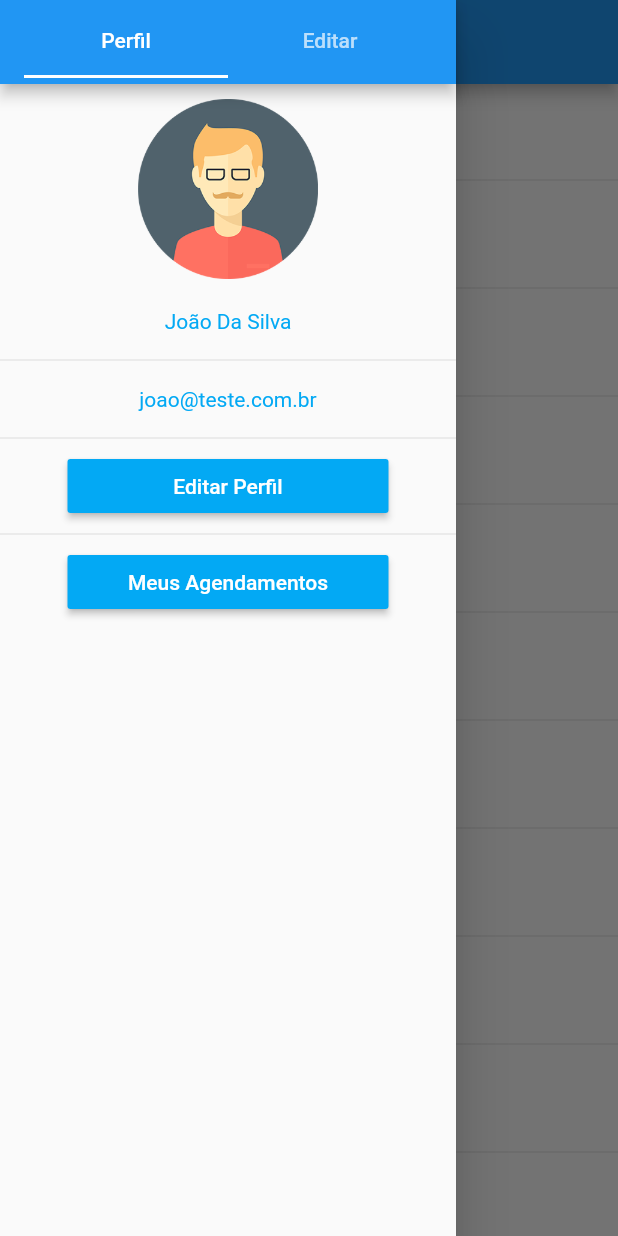
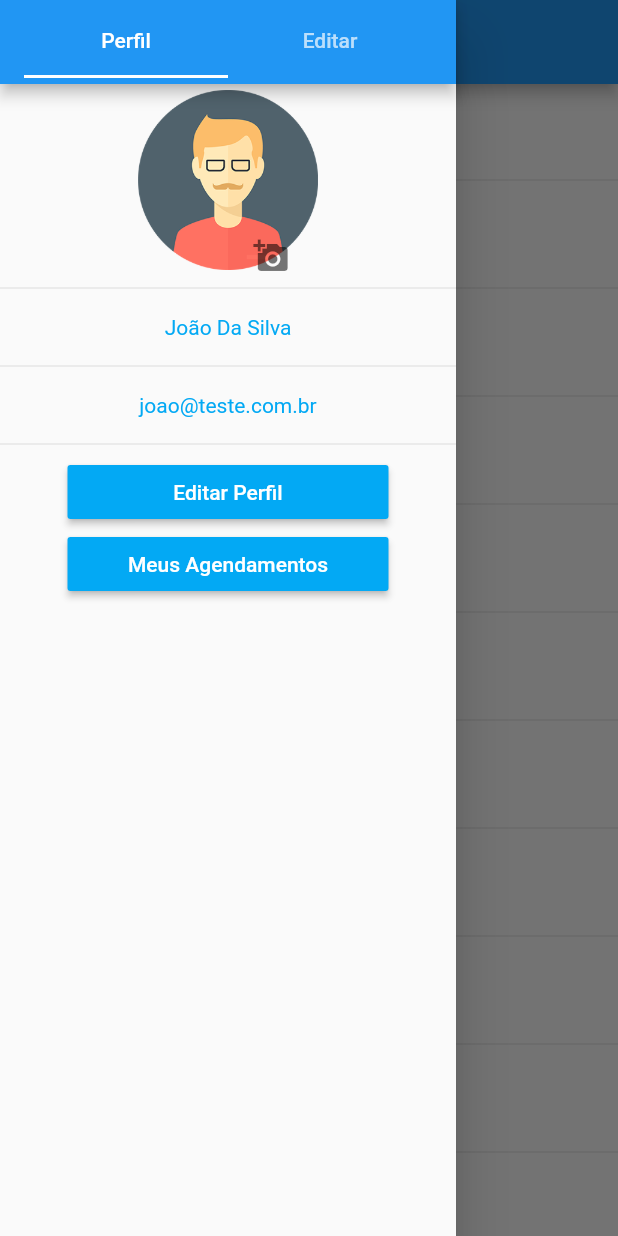
Before and after one commit to tgo-s/flutter-aluracar, a Flutter app: the screen it shows after launch, with the side drawer open, on a phone screen of 412 x 824 dp. Run offline on Flutter 3.47's test engine with Material 2 defaults, Android fonts, the phone set to English and light mode, and no system bars.

Commit message:
Atualização

```diff
--- a/lib/main.dart
+++ b/lib/main.dart
@@ -12,20 +12,38 @@ class Root extends StatelessWidget {
         ),
         drawer: _buildDrawer(context),
         body: new CarListWidget(),
-        bottomSheet: Container(
-          child: Row(
-            children: <Widget>[
-              Text("COL 1"),
-              Text("COL 2"),
-              Text("COL 2"),
-            ],
-            crossAxisAlignment: CrossAxisAlignment.center,
-          ),
-        ),
       ),
     );
   }
 
+// Third Version
+  // Drawer _buildDrawer(BuildContext context) {
+  //   return Drawer(
+  //     child: ListView(
+  //       children: <Widget>[
+  //         DrawerHeader(
+  //           child: Center(
+  //             child: _buildAvatarPerfilDrawer(context, () {}),
+  //           ),
+  //         ),
+  //         ListTile(
+  //           title: Text("João da Silva", textAlign: TextAlign.center),
+  //           subtitle: Text("joao@teste.com.br", textAlign: TextAlign.center),
+  //         ),
+  //         ListTile(
+  //           title: RaisedButton(
+  //             child: Text("Editar"),
+  //             textColor: Colors.white,
+  //             color: Colors.lightBlue,
+  //             onPressed: () => Navigator.pop(context),
+  //           ),
+  //         )
+  //       ],
+  //     ),
+  //   );
+  // }
+
+  // Second Version
   Drawer _buildDrawer(BuildContext context) {
     return Drawer(
       child: DefaultTabController(
@@ -60,20 +78,24 @@ class Root extends StatelessWidget {
   ListView _buildPerfil(BuildContext context) {
     return ListView(
       children: <Widget>[
-        _buildAvatarPerfilDrawer(),
+        ListTile(
+          title: _buildAvatarPerfilDrawer(context, () {}),
+        ),
+        Divider(),
         _labelPerfil("João Da Silva"),
         Divider(),
         _labelPerfil("joao@teste.com.br"),
         Divider(),
         _buildPerfilButton("Editar Perfil", () {}),
-        Divider(),
         _buildPerfilButton("Meus Agendamentos", () {
-          Navigator.of(context).push(MaterialPageRoute(builder: (context) => CarListWidget()));
+          Navigator.of(context)
+              .push(MaterialPageRoute(builder: (context) => CarListWidget()));
         }),
       ],
     );
   }
 
+  // First Version
   // Drawer _buildDrawer() {
   //   return Drawer(
   //     child: ListView(
@@ -99,19 +121,26 @@ class Root extends StatelessWidget {
     );
   }
 
-  Container _buildAvatarPerfilDrawer() {
-    return Container(
-      child: Image.asset(
-        'assets/img/avatar_perfil.png',
-        height: 120.0,
-        width: 120.0,
-      ),
-      //color: Colors.grey,
-      padding: EdgeInsets.all(10.0),
-      // decoration: BoxDecoration(color: Colors.white70, boxShadow: <BoxShadow>[
-      //   BoxShadow(blurRadius: 5.0, color: Colors.grey)
-      // ]),
-    );
+  Center _buildAvatarPerfilDrawer(
+      BuildContext context, Function changeFotoFuncion) {
+    return Center(
+        child: Stack(
+      children: <Widget>[
+        Image.asset(
+          'assets/img/avatar_perfil.png',
+          height: 120.0,
+          width: 120.0,
+        ),
+        IconButton(
+          icon: Icon(
+            Icons.add_a_photo,
+            color: Colors.black54,
+          ),
+          onPressed: changeFotoFuncion,
+        )
+      ],
+      alignment: Alignment(0.8, 1.4),
+    ));
   }
 
   Container _labelPerfil(String texto) {
```
Also changed, not shown: lib/aluracar_tab.dart (added, +47 -0 lines).
